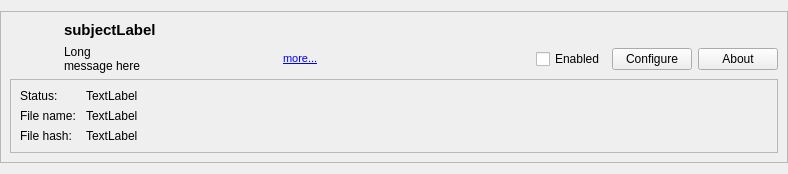
This is retroshare-gui/src/gui/settings/PluginItem.ui in RetroShare/RetroShare as Qt 5 draws it before an edit. The edited form follows.
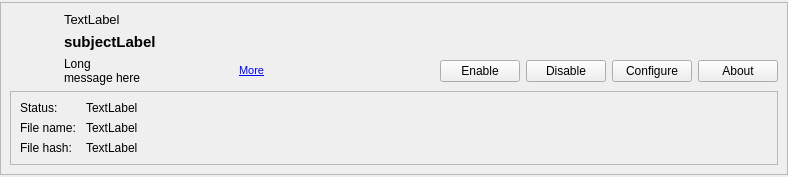
This is the edited form.

Commit message: Added Enable/Disable buttons to PluginItem and a Info Label, instead of a Checkbox.

```diff
--- a/retroshare-gui/src/gui/settings/PluginItem.ui
+++ b/retroshare-gui/src/gui/settings/PluginItem.ui
@@ -7,7 +7,7 @@
     <x>0</x>
     <y>0</y>
     <width>788</width>
-    <height>174</height>
+    <height>177</height>
    </rect>
   </property>
   <layout class="QVBoxLayout" name="verticalLayout_7">
@@ -74,6 +74,18 @@
         </item>
         <item>
          <layout class="QVBoxLayout" name="verticalLayout_5">
+          <item>
+           <widget class="QLabel" name="infoLabel">
+            <property name="font">
+             <font>
+              <pointsize>10</pointsize>
+             </font>
+            </property>
+            <property name="text">
+             <string>TextLabel</string>
+            </property>
+           </widget>
+          </item>
           <item>
            <widget class="QLabel" name="subjectLabel">
             <property name="sizePolicy">
@@ -126,7 +138,7 @@
 &lt;html&gt;&lt;head&gt;&lt;meta name=&quot;qrichtext&quot; content=&quot;1&quot; /&gt;&lt;style type=&quot;text/css&quot;&gt;
 p, li { white-space: pre-wrap; }
 &lt;/style&gt;&lt;/head&gt;&lt;body style=&quot; font-family:'MS Shell Dlg 2'; font-size:8.25pt; font-weight:400; font-style:normal;&quot;&gt;
-&lt;p style=&quot; margin-top:0px; margin-bottom:0px; margin-left:0px; margin-right:0px; -qt-block-indent:0; text-indent:0px;&quot;&gt;&lt;a href=&quot;more&quot;&gt;&lt;span style=&quot; text-decoration: underline; color:#0000ff;&quot;&gt;more...&lt;/span&gt;&lt;/a&gt;&lt;/p&gt;&lt;/body&gt;&lt;/html&gt;</string>
+&lt;p style=&quot; margin-top:0px; margin-bottom:0px; margin-left:0px; margin-right:0px; -qt-block-indent:0; text-indent:0px;&quot;&gt;&lt;a href=&quot;more&quot;&gt;&lt;span style=&quot; font-size:8pt; text-decoration: underline; color:#0000ff;&quot;&gt;More&lt;/span&gt;&lt;/a&gt;&lt;/p&gt;&lt;/body&gt;&lt;/html&gt;</string>
               </property>
              </widget>
             </item>
@@ -144,12 +156,22 @@
              </spacer>
             </item>
             <item>
-             <widget class="QCheckBox" name="_enabled_CB">
+             <widget class="QPushButton" name="enableButton">
               <property name="toolTip">
                <string>Add the plugin into the white list of accepted plugins. This will be effective after you restart RetroShare, since plugins need to be loaded at startup.</string>
               </property>
               <property name="text">
-               <string>Enabled</string>
+               <string>Enable</string>
+              </property>
+             </widget>
+            </item>
+            <item>
+             <widget class="QPushButton" name="disableButton">
+              <property name="toolTip">
+               <string>Disable this plugin (restart required)</string>
+              </property>
+              <property name="text">
+               <string>Disable</string>
               </property>
              </widget>
             </item>
```
Left out of the diff: 5 changed lines with no effect on the pictures. The commit also changes 30 other files.
